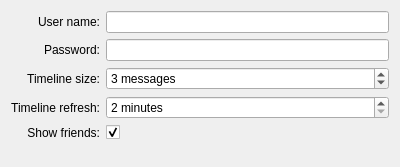
Above: applets/twitter/configuration.ui from KDE/kdeplasma-addons before the change. Below: the same form after it.
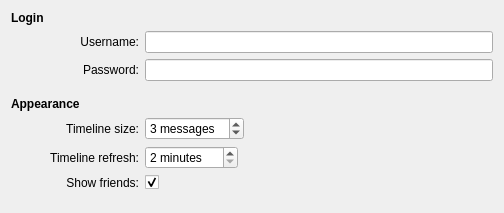
That is the form after the change.

Commit message: Improved configuration dialog. If you don't like it feel free to revert it.

```diff
--- a/applets/twitter/configuration.ui
+++ b/applets/twitter/configuration.ui
@@ -5,8 +5,8 @@
    <rect>
     <x>0</x>
     <y>0</y>
-    <width>400</width>
-    <height>167</height>
+    <width>504</width>
+    <height>213</height>
    </rect>
   </property>
   <property name="windowTitle" >
@@ -14,9 +14,22 @@
   </property>
   <layout class="QGridLayout" name="gridLayout" >
    <item row="0" column="0" >
+    <widget class="QLabel" name="label_6" >
+     <property name="font" >
+      <font>
+       <weight>75</weight>
+       <bold>true</bold>
+      </font>
+     </property>
+     <property name="text" >
+      <string>Login</string>
+     </property>
+    </widget>
+   </item>
+   <item row="1" column="1" >
     <widget class="QLabel" name="label" >
      <property name="text" >
-      <string>User name:</string>
+      <string>Username:</string>
      </property>
      <property name="alignment" >
       <set>Qt::AlignRight|Qt::AlignTrailing|Qt::AlignVCenter</set>
@@ -26,10 +39,10 @@
      </property>
     </widget>
    </item>
-   <item row="0" column="1" >
+   <item row="1" column="2" >
     <widget class="QLineEdit" name="usernameEdit" />
    </item>
-   <item row="1" column="0" >
+   <item row="2" column="1" >
     <widget class="QLabel" name="label_2" >
      <property name="text" >
       <string>Password:</string>
@@ -42,14 +55,27 @@
      </property>
     </widget>
    </item>
-   <item row="1" column="1" >
+   <item row="2" column="2" >
     <widget class="QLineEdit" name="passwordEdit" >
      <property name="echoMode" >
       <enum>QLineEdit::Password</enum>
      </property>
     </widget>
    </item>
-   <item row="2" column="0" >
+   <item row="4" column="0" colspan="3" >
+    <widget class="QLabel" name="label_7" >
+     <property name="font" >
+      <font>
+       <weight>75</weight>
+       <bold>true</bold>
+      </font>
+     </property>
+     <property name="text" >
+      <string>Appearance</string>
+     </property>
+    </widget>
+   </item>
+   <item row="5" column="1" >
     <widget class="QLabel" name="label_3" >
      <property name="text" >
       <string>Timeline size:</string>
@@ -62,7 +88,9 @@
      </property>
     </widget>
    </item>
-   <item row="2" column="1" >
+   <item row="5" column="2" >
+    <layout class="QHBoxLayout" name="horizontalLayout" >
+     <item>
     <widget class="QSpinBox" name="historySizeSpinBox" >
      <property name="suffix" >
       <string> messages</string>
@@ -75,7 +103,22 @@
      </property>
     </widget>
    </item>
-   <item row="3" column="0" >
+     <item>
+      <spacer name="horizontalSpacer" >
+       <property name="orientation" >
+        <enum>Qt::Horizontal</enum>
+       </property>
+       <property name="sizeHint" stdset="0" >
+        <size>
+         <width>40</width>
+         <height>20</height>
+        </size>
+       </property>
+      </spacer>
+     </item>
+    </layout>
+   </item>
+   <item row="6" column="1" >
     <widget class="QLabel" name="label_4" >
      <property name="text" >
       <string>Timeline refresh:</string>
@@ -88,7 +131,9 @@
      </property>
     </widget>
    </item>
-   <item row="3" column="1" >
+   <item row="6" column="2" >
+    <layout class="QHBoxLayout" name="horizontalLayout_2" >
+     <item>
     <widget class="QSpinBox" name="historyRefreshSpinBox" >
      <property name="suffix" >
       <string> minutes</string>
@@ -101,7 +146,22 @@
      </property>
     </widget>
    </item>
-   <item row="4" column="0" >
+     <item>
+      <spacer name="horizontalSpacer_2" >
+       <property name="orientation" >
+        <enum>Qt::Horizontal</enum>
+       </property>
+       <property name="sizeHint" stdset="0" >
+        <size>
+         <width>40</width>
+         <height>20</height>
+        </size>
+       </property>
+      </spacer>
+     </item>
+    </layout>
+   </item>
+   <item row="7" column="1" >
     <widget class="QLabel" name="label_5" >
      <property name="text" >
       <string>Show friends:</string>
@@ -114,7 +174,7 @@
      </property>
     </widget>
    </item>
-   <item row="4" column="1" >
+   <item row="7" column="2" >
     <widget class="QCheckBox" name="checkIncludeFriends" >
      <property name="text" >
       <string/>
@@ -124,7 +184,7 @@
      </property>
     </widget>
    </item>
-   <item row="5" column="0" >
+   <item row="8" column="0" >
     <spacer name="verticalSpacer" >
      <property name="orientation" >
       <enum>Qt::Vertical</enum>
@@ -137,6 +197,22 @@
      </property>
     </spacer>
    </item>
+   <item row="3" column="1" >
+    <spacer name="verticalSpacer_2" >
+     <property name="orientation" >
+      <enum>Qt::Vertical</enum>
+     </property>
+     <property name="sizeType" >
+      <enum>QSizePolicy::Fixed</enum>
+     </property>
+     <property name="sizeHint" stdset="0" >
+      <size>
+       <width>20</width>
+       <height>10</height>
+      </size>
+     </property>
+    </spacer>
+   </item>
   </layout>
  </widget>
  <tabstops>
```
Lines whose indentation alone changed are shown as unchanged.
